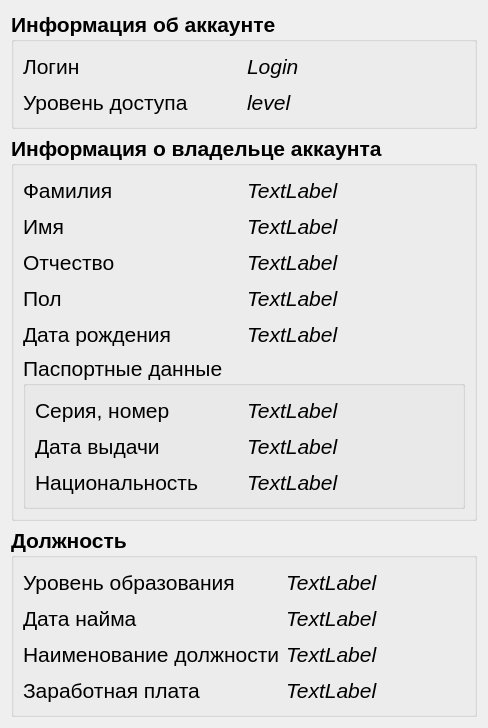
The window that vet/vetclient/src/ui/acc_info.ui (Painted-Black/BMSTU-DB-CourseWork) describes before a commit, drawn with Qt 5.
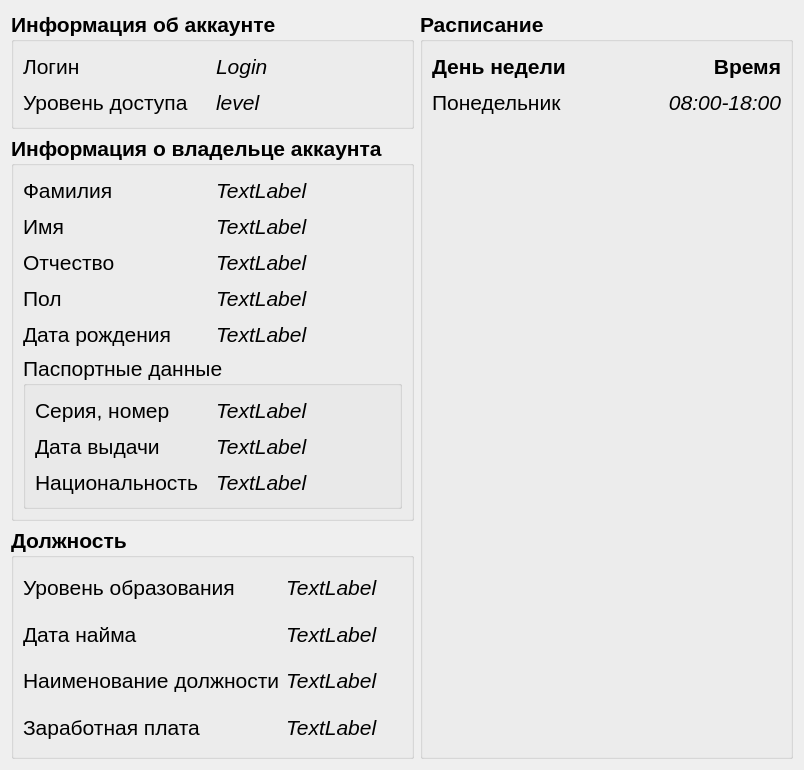
The same window after the commit.

Diff of the .ui file:
```diff
--- a/vet/vetclient/src/ui/acc_info.ui
+++ b/vet/vetclient/src/ui/acc_info.ui
@@ -6,15 +6,187 @@
    <rect>
     <x>0</x>
     <y>0</y>
-    <width>488</width>
-    <height>724</height>
+    <width>804</width>
+    <height>770</height>
    </rect>
   </property>
   <property name="windowTitle">
    <string>Form</string>
   </property>
-  <layout class="QVBoxLayout" name="verticalLayout">
-   <item>
+  <layout class="QGridLayout" name="gridLayout_6">
+   <item row="2" column="0" rowspan="2">
+    <widget class="QGroupBox" name="position_groupBox">
+     <property name="font">
+      <font>
+       <pointsize>16</pointsize>
+       <weight>75</weight>
+       <bold>true</bold>
+      </font>
+     </property>
+     <property name="title">
+      <string>Должность</string>
+     </property>
+     <layout class="QGridLayout" name="gridLayout_4">
+      <item row="2" column="0">
+       <widget class="QLabel" name="pos_name_label">
+        <property name="minimumSize">
+         <size>
+          <width>0</width>
+          <height>30</height>
+         </size>
+        </property>
+        <property name="font">
+         <font>
+          <weight>50</weight>
+          <bold>false</bold>
+         </font>
+        </property>
+        <property name="text">
+         <string>Наименование должности</string>
+        </property>
+       </widget>
+      </item>
+      <item row="2" column="1">
+       <widget class="QLabel" name="input_pos_title_label">
+        <property name="minimumSize">
+         <size>
+          <width>0</width>
+          <height>30</height>
+         </size>
+        </property>
+        <property name="font">
+         <font>
+          <weight>50</weight>
+          <italic>true</italic>
+          <bold>false</bold>
+         </font>
+        </property>
+        <property name="text">
+         <string>TextLabel</string>
+        </property>
+       </widget>
+      </item>
+      <item row="1" column="0">
+       <widget class="QLabel" name="employ_date_label">
+        <property name="minimumSize">
+         <size>
+          <width>0</width>
+          <height>30</height>
+         </size>
+        </property>
+        <property name="font">
+         <font>
+          <weight>50</weight>
+          <bold>false</bold>
+         </font>
+        </property>
+        <property name="text">
+         <string>Дата найма</string>
+        </property>
+       </widget>
+      </item>
+      <item row="0" column="1">
+       <widget class="QLabel" name="input_edu_level_label">
+        <property name="minimumSize">
+         <size>
+          <width>0</width>
+          <height>30</height>
+         </size>
+        </property>
+        <property name="font">
+         <font>
+          <weight>50</weight>
+          <italic>true</italic>
+          <bold>false</bold>
+         </font>
+        </property>
+        <property name="text">
+         <string>TextLabel</string>
+        </property>
+       </widget>
+      </item>
+      <item row="1" column="1">
+       <widget class="QLabel" name="input_emloy_date_label">
+        <property name="minimumSize">
+         <size>
+          <width>0</width>
+          <height>30</height>
+         </size>
+        </property>
+        <property name="font">
+         <font>
+          <weight>50</weight>
+          <italic>true</italic>
+          <bold>false</bold>
+         </font>
+        </property>
+        <property name="text">
+         <string>TextLabel</string>
+        </property>
+       </widget>
+      </item>
+      <item row="0" column="0">
+       <widget class="QLabel" name="edu_level_label">
+        <property name="minimumSize">
+         <size>
+          <width>0</width>
+          <height>30</height>
+         </size>
+        </property>
+        <property name="font">
+         <font>
+          <weight>50</weight>
+          <bold>false</bold>
+         </font>
+        </property>
+        <property name="text">
+         <string>Уровень образования</string>
+        </property>
+       </widget>
+      </item>
+      <item row="3" column="0">
+       <widget class="QLabel" name="salary_label">
+        <property name="minimumSize">
+         <size>
+          <width>0</width>
+          <height>30</height>
+         </size>
+        </property>
+        <property name="font">
+         <font>
+          <weight>50</weight>
+          <bold>false</bold>
+         </font>
+        </property>
+        <property name="text">
+         <string>Заработная плата</string>
+        </property>
+       </widget>
+      </item>
+      <item row="3" column="1">
+       <widget class="QLabel" name="input_salary_label">
+        <property name="minimumSize">
+         <size>
+          <width>0</width>
+          <height>30</height>
+         </size>
+        </property>
+        <property name="font">
+         <font>
+          <weight>50</weight>
+          <italic>true</italic>
+          <bold>false</bold>
+         </font>
+        </property>
+        <property name="text">
+         <string>TextLabel</string>
+        </property>
+       </widget>
+      </item>
+     </layout>
+    </widget>
+   </item>
+   <item row="0" column="0">
     <widget class="QGroupBox" name="acc_info_groupBox">
      <property name="font">
       <font>
@@ -108,7 +280,7 @@
      </layout>
     </widget>
    </item>
-   <item>
+   <item row="1" column="0">
     <widget class="QGroupBox" name="owner_info_groupBox">
      <property name="font">
       <font>
@@ -427,8 +599,8 @@
      </layout>
     </widget>
    </item>
-   <item>
-    <widget class="QGroupBox" name="position_groupBox">
+   <item row="0" column="1" rowspan="4">
+    <widget class="QGroupBox" name="groupBox">
      <property name="font">
       <font>
        <pointsize>16</pointsize>
@@ -437,69 +609,34 @@
       </font>
      </property>
      <property name="title">
-      <string>Должность</string>
+      <string>Расписание</string>
      </property>
-     <layout class="QGridLayout" name="gridLayout_4">
-      <item row="2" column="0">
-       <widget class="QLabel" name="pos_name_label">
+     <layout class="QFormLayout" name="formLayout">
+      <item row="0" column="0">
+       <widget class="QLabel" name="label_2">
         <property name="minimumSize">
          <size>
           <width>0</width>
           <height>30</height>
          </size>
         </property>
-        <property name="font">
-         <font>
-          <weight>50</weight>
-          <bold>false</bold>
-         </font>
-        </property>
         <property name="text">
-         <string>Наименование должности</string>
-        </property>
-       </widget>
-      </item>
-      <item row="2" column="1">
-       <widget class="QLabel" name="input_pos_title_label">
-        <property name="minimumSize">
-         <size>
-          <width>0</width>
-          <height>30</height>
-         </size>
-        </property>
-        <property name="font">
-         <font>
-          <weight>50</weight>
-          <italic>true</italic>
-          <bold>false</bold>
-         </font>
-        </property>
-        <property name="text">
-         <string>TextLabel</string>
-        </property>
-       </widget>
-      </item>
-      <item row="1" column="0">
-       <widget class="QLabel" name="employ_date_label">
-        <property name="minimumSize">
-         <size>
-          <width>0</width>
-          <height>30</height>
-         </size>
-        </property>
-        <property name="font">
-         <font>
-          <weight>50</weight>
-          <bold>false</bold>
-         </font>
-        </property>
-        <property name="text">
-         <string>Дата найма</string>
+         <string>День недели</string>
         </property>
        </widget>
       </item>
       <item row="0" column="1">
-       <widget class="QLabel" name="input_edu_level_label">
+       <widget class="QLabel" name="label_4">
+        <property name="text">
+         <string>Время</string>
+        </property>
+        <property name="alignment">
+         <set>Qt::AlignRight|Qt::AlignTrailing|Qt::AlignVCenter</set>
+        </property>
+       </widget>
+      </item>
+      <item row="1" column="0">
+       <widget class="QLabel" name="input_day_label">
         <property name="minimumSize">
          <size>
           <width>0</width>
@@ -509,17 +646,16 @@
         <property name="font">
          <font>
           <weight>50</weight>
-          <italic>true</italic>
           <bold>false</bold>
          </font>
         </property>
         <property name="text">
-         <string>TextLabel</string>
+         <string>Понедельник</string>
         </property>
        </widget>
       </item>
       <item row="1" column="1">
-       <widget class="QLabel" name="input_emloy_date_label">
+       <widget class="QLabel" name="input_tile_label">
         <property name="minimumSize">
          <size>
           <width>0</width>
@@ -534,65 +670,10 @@
          </font>
         </property>
         <property name="text">
-         <string>TextLabel</string>
+         <string>08:00-18:00</string>
         </property>
-       </widget>
-      </item>
-      <item row="0" column="0">
-       <widget class="QLabel" name="edu_level_label">
-        <property name="minimumSize">
-         <size>
-          <width>0</width>
-          <height>30</height>
-         </size>
-        </property>
-        <property name="font">
-         <font>
-          <weight>50</weight>
-          <bold>false</bold>
-         </font>
-        </property>
-        <property name="text">
-         <string>Уровень образования</string>
-        </property>
-       </widget>
-      </item>
-      <item row="3" column="0">
-       <widget class="QLabel" name="salary_label">
-        <property name="minimumSize">
-         <size>
-          <width>0</width>
-          <height>30</height>
-         </size>
-        </property>
-        <property name="font">
-         <font>
-          <weight>50</weight>
-          <bold>false</bold>
-         </font>
-        </property>
-        <property name="text">
-         <string>Заработная плата</string>
-        </property>
-       </widget>
-      </item>
-      <item row="3" column="1">
-       <widget class="QLabel" name="input_salary_label">
-        <property name="minimumSize">
-         <size>
-          <width>0</width>
-          <height>30</height>
-         </size>
-        </property>
-        <property name="font">
-         <font>
-          <weight>50</weight>
-          <italic>true</italic>
-          <bold>false</bold>
-         </font>
-        </property>
-        <property name="text">
-         <string>TextLabel</string>
+        <property name="alignment">
+         <set>Qt::AlignRight|Qt::AlignTrailing|Qt::AlignVCenter</set>
         </property>
        </widget>
       </item>
```
